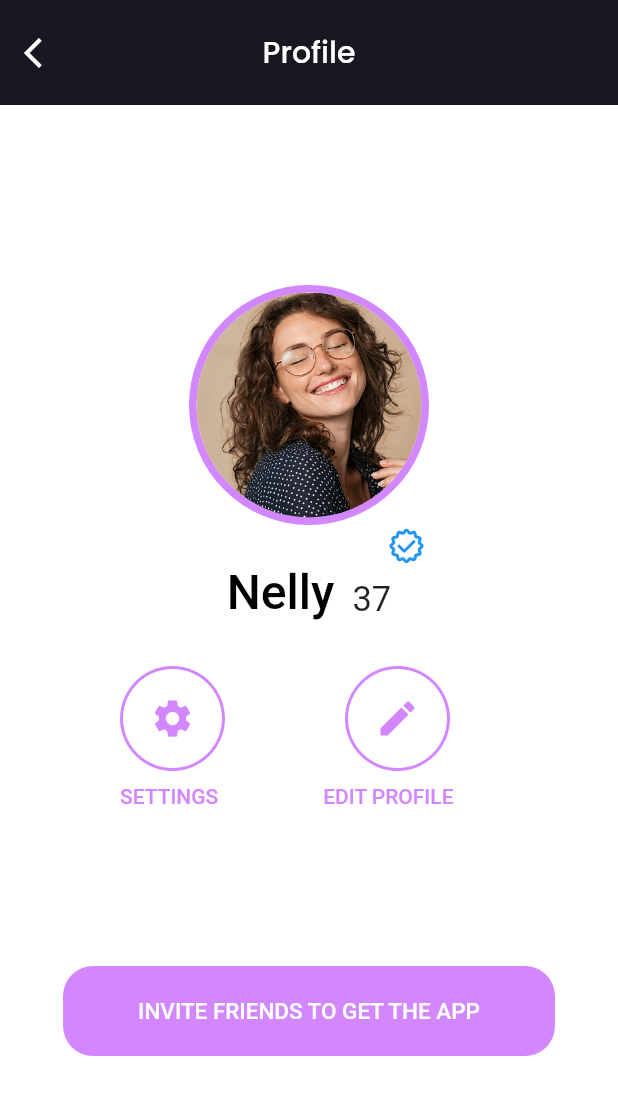
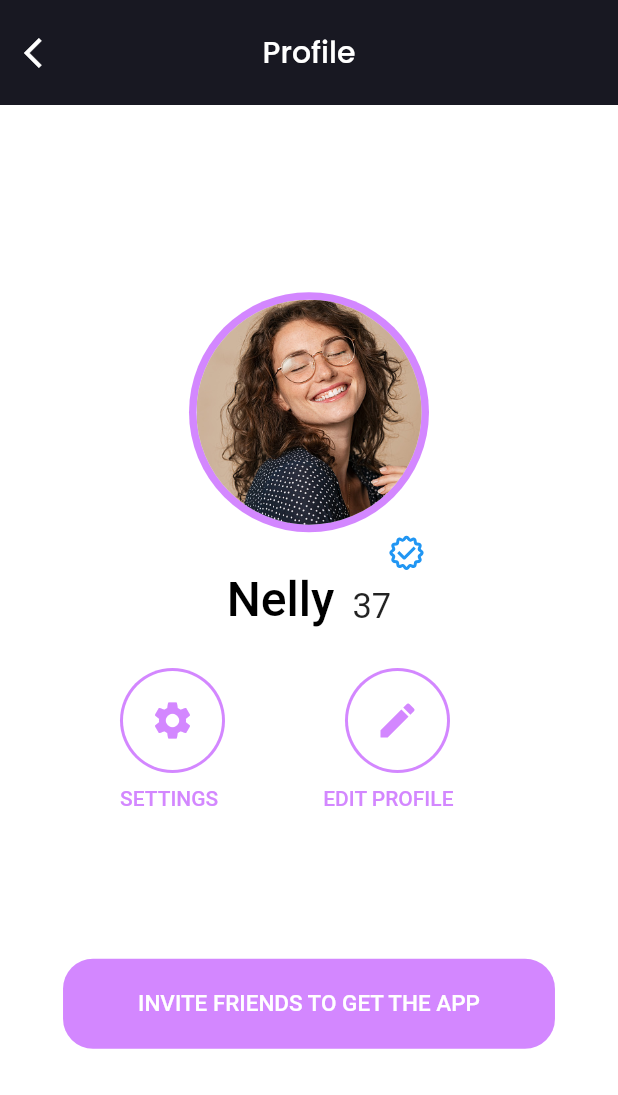
Before and after one commit to TecMichael/proflie, a Flutter app: the screen it shows after launch, on a phone screen of 412 x 824 dp. Shown: the top 1095 px of the screen. Run offline on Flutter 3.47's test engine with Material 2 defaults, Android fonts, the phone set to English and light mode, and no system bars; our stand-ins replace carousel_slider, flutter_screenutil, flutter_svg, google_fonts.

Commit message:
change responsive package to flutter_screenutils

```diff
--- a/lib/main.dart
+++ b/lib/main.dart
@@ -1,6 +1,6 @@
 import 'package:flutter/material.dart';
+import 'package:flutter_screenutil/flutter_screenutil.dart';
 import 'package:profile/screens/user_profile.dart';
-import 'package:sizer/sizer.dart';
 
 void main() {
   runApp(const MyApp());
@@ -11,7 +11,9 @@ class MyApp extends StatelessWidget {
 
   @override
   Widget build(BuildContext context) {
-    return Sizer(builder: (context, orientation, deviceType) {
+    return ScreenUtilInit(
+      designSize: const Size(428, 926),
+      builder: () {
         return MaterialApp(
           debugShowCheckedModeBanner: false,
           title: 'Flutter Demo',
@@ -21,6 +23,7 @@ class MyApp extends StatelessWidget {
           ),
           home: const UserProfile(),
         );
-    });
+      },
+    );
   }
 }
--- a/lib/screens/user_profile.dart
+++ b/lib/screens/user_profile.dart
@@ -1,10 +1,10 @@
 import 'package:flutter/material.dart';
+import 'package:flutter_screenutil/flutter_screenutil.dart';
 import 'package:flutter_svg/flutter_svg.dart';
 import 'package:google_fonts/google_fonts.dart';
 import 'package:profile/screens/guest.dart';
 import 'package:profile/screens/information_screen.dart';
 import 'get_verified.dart';
-import 'package:sizer/sizer.dart';
 
 class UserProfile extends StatelessWidget {
   const UserProfile({Key? key}) : super(key: key);
@@ -45,7 +45,7 @@ class UserProfile extends StatelessWidget {
               ),
             ],
           ),
-           const SizedBox(height: 2),
+          SizedBox(height: 2.h),
           Row(
             mainAxisAlignment: MainAxisAlignment.center,
             children: [
@@ -83,7 +83,7 @@ class UserProfile extends StatelessWidget {
               )
             ],
           ),
-          const SizedBox(height: 30),
+          SizedBox(height: 30.h),
           Padding(
             padding: const EdgeInsets.only(left: 80),
             child: Column(
@@ -160,7 +160,7 @@ class UserProfile extends StatelessWidget {
               ],
             ),
           ),
-          const SizedBox(height: 55),
+          SizedBox(height: 55.h),
           Padding(
             padding: const EdgeInsets.only(top: 50),
             child: Container(
--- a/pubspec.yaml
+++ b/pubspec.yaml
@@ -36,9 +36,9 @@ dependencies:
   cupertino_icons: ^1.0.2
   google_fonts:
   flutter_svg: ^0.22.0
-  sizer: ^2.0.15
   animate_do: ^2.1.0
   carousel_slider: ^4.0.0
+  flutter_screenutil: ^5.3.1
 
 
 
```
Also changed, not shown: pubspec.lock. Lines whose indentation alone changed are shown as unchanged.
